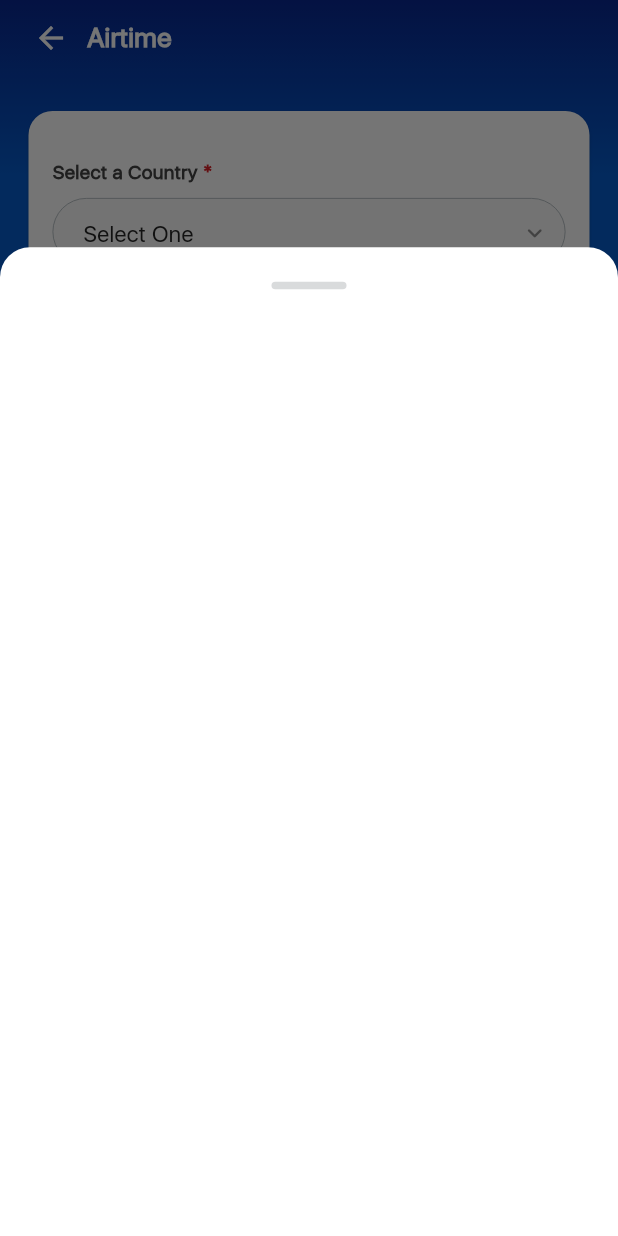
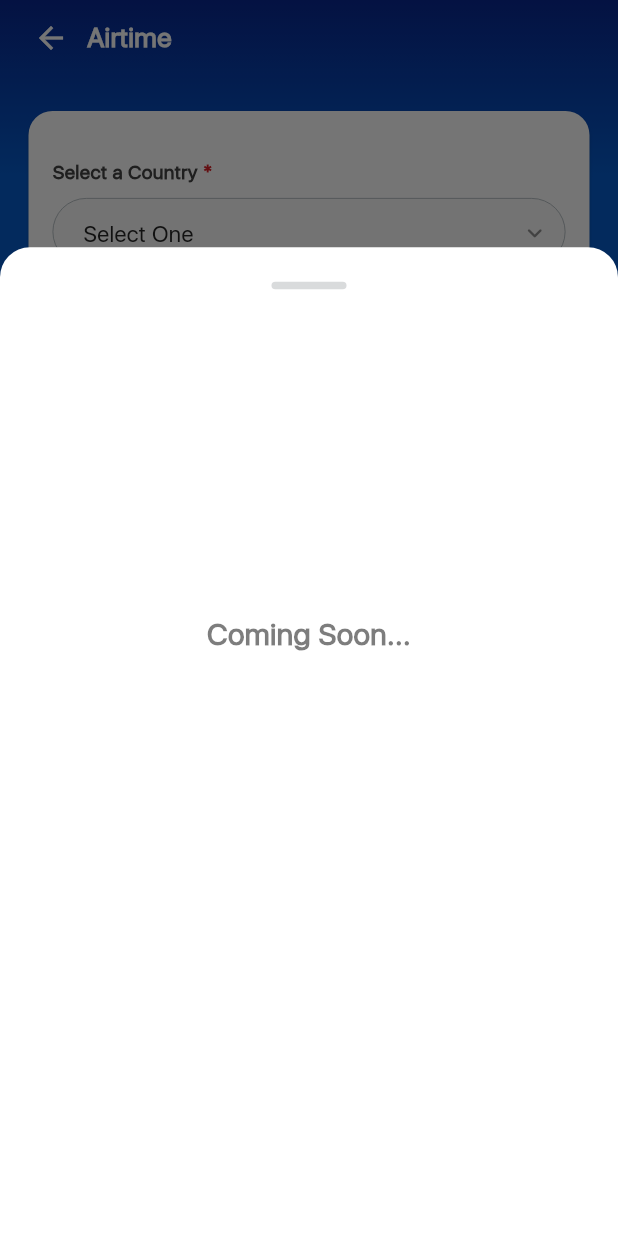
Before and after one commit to vinothkumar0107/Eastern, a Flutter app: the AirtimeScreen screen opened by its route, after a tap on "Select One", on a phone screen of 412 x 824 dp. Run offline on Flutter 3.47's test engine with Material 3 defaults, Android fonts, the light colour scheme and no system bars; drawn by our look-alikes of cached_network_image; our stand-ins replace animated_bottom_navigation_bar, auto_size_text, awesome_dialog, connectivity_plus, dotted_border, file_picker and 14 more; missing offline and left inert: dart:ffi, flutter_inappwebview; accounts and stored records are empty; network calls fail; statements that could not run were skipped.

```diff
--- a/lib/core/utils/my_strings.dart
+++ b/lib/core/utils/my_strings.dart
@@ -127,6 +127,7 @@ class MyStrings{
 
   static const String loanPlan = "Loan Plans";
   static const String applyForLoan = "Apply for Loan";
+  static const String applyLoanFor = "Apply Loan for";
   static const String myLoanList = "My Loan List";
 
   static const String somethingWentWrong = "Something went wrong";
@@ -682,6 +683,7 @@ class MyStrings{
   static const String searchCountry = 'Search Country';
 
   static const String done = 'Done';
+  static const String comingSoon = 'Coming Soon...';
 
 
 
--- a/lib/data/controller/home/home_controller.dart
+++ b/lib/data/controller/home/home_controller.dart
@@ -11,6 +11,8 @@ import 'package:eastern_trust/data/model/global/response_model/response_model.da
 import 'package:eastern_trust/data/repo/home/home_repo.dart';
 import 'package:eastern_trust/views/components/snackbar/show_custom_snackbar.dart';
 import 'package:http/http.dart' as http;
+
+import '../../../core/helper/shared_preference_helper.dart';
 
 class HomeController extends GetxController {
 
@@ -69,6 +71,8 @@ class HomeController extends GetxController {
         if(tempDebitList != null && tempDebitList.isNotEmpty){
           debitsLists.addAll(tempDebitList);
         }
+        await repo.apiClient.sharedPreferences.setBool(SharedPreferenceHelper.rememberMeKey, true);
+        print('=====> home controller loggrd in');
       }
       else{
         CustomSnackBar.error(errorList: model.message?.error ??[ MyStrings.somethingWentWrong],);
--- a/lib/data/controller/splash/splash_controller.dart
+++ b/lib/data/controller/splash/splash_controller.dart
@@ -134,7 +134,7 @@ class SplashController extends GetxController  {
   checkAndRedirect(String remark) async{
     repo.apiClient.sharedPreferences.setBool(SharedPreferenceHelper.hasNewNotificationKey,true);
     bool rememberMe =  repo.apiClient.sharedPreferences.getBool(SharedPreferenceHelper.rememberMeKey)??false;
-
+    print('=====> splash controller remember me ==> $rememberMe');
 
     if(rememberMe){
 
--- a/lib/push_notification_service.dart
+++ b/lib/push_notification_service.dart
@@ -196,3 +196,7 @@ class PushNotificationService {
 
 
 }
+
+extension on AndroidFlutterLocalNotificationsPlugin? {
+  requestPermission() {}
+}
--- a/lib/views/components/no_data/no_data_found.dart
+++ b/lib/views/components/no_data/no_data_found.dart
@@ -13,13 +13,15 @@ class NoDataWidget extends StatelessWidget {
   final String title;
   final double imageHeight;
   final bool isNeedHeight;
+  final double fontSize;
 
   const NoDataWidget({Key? key,
     this.topMargin = 0,
     this.title = MyStrings.noDataFound,
-    this.imageHeight = 150,
+    this.imageHeight = 100,
     this.isNeedHeight = false,
-    this.bottomMargin = 0}) : super(key: key);
+    this.bottomMargin = 0,
+    this.fontSize = Dimensions.fontDefault,}) : super(key: key);
 
   @override
   Widget build(BuildContext context) {
@@ -32,7 +34,7 @@ class NoDataWidget extends StatelessWidget {
             SizedBox(height: topMargin,),
             SvgPicture.asset(
                 MyImages.noDataImage,
-                height: 100,
+                height: imageHeight,
                 width: 100,
                 color: MyColor.getUnselectedIconColor()
             ),
@@ -40,7 +42,7 @@ class NoDataWidget extends StatelessWidget {
             Text(
               title,
               textAlign: TextAlign.center,
-              style: interRegularDefault.copyWith(color: MyColor.getTextColor().withOpacity(.6), fontSize: Dimensions.fontDefault),
+              style: interRegularDefault.copyWith(color: MyColor.getTextColor().withOpacity(.6), fontSize: fontSize),
             )
           ],
         ),
--- a/lib/views/screens/airtime/widget/airtime_country_bottomsheet.dart
+++ b/lib/views/screens/airtime/widget/airtime_country_bottomsheet.dart
@@ -1,3 +1,4 @@
+import 'package:eastern_trust/core/utils/my_strings.dart';
 import 'package:flutter/material.dart';
 import 'package:flutter_svg/flutter_svg.dart';
 import 'package:get/get.dart';
@@ -9,6 +10,7 @@ import 'package:eastern_trust/data/controller/airtime/airtime_controller.dart';
 
 import '../../../components/custom_cash_network_image.dart';
 import '../../../components/image_loader.dart';
+import '../../../components/no_data/no_data_found.dart';
 
 class AirtimeCountryBottomSheet{
 
@@ -42,7 +44,7 @@ class AirtimeCountryBottomSheet{
                 ),
                 const SizedBox(height: 15,),
                 Flexible(
-                  child: ListView.builder(itemCount:controller.countryList.length,
+                  child: controller.countryList.isNotEmpty ? ListView.builder(itemCount:controller.countryList.length,
                       shrinkWrap: true,
                       physics: const BouncingScrollPhysics(),
                       itemBuilder: (context,index){
@@ -80,7 +82,8 @@ class AirtimeCountryBottomSheet{
                             ),
                           ),
                         );
-                      }),
+                      }
+                      ) : const NoDataWidget(title: MyStrings.comingSoon,isNeedHeight: true,imageHeight: 0,fontSize: Dimensions.fontHeader1,),
                 )
               ],
             ),
--- a/lib/views/screens/home/widget/home_screen_top.dart
+++ b/lib/views/screens/home/widget/home_screen_top.dart
@@ -86,7 +86,7 @@ class _HomeScreenTopState extends State<HomeScreenTop> {
             mainAxisAlignment: MainAxisAlignment.spaceBetween,
             children: [
               Expanded(child: controller.moduleList[0]),
-              Expanded(child: controller.moduleList[4]),
+              Expanded(child: controller.moduleList[1]),
             ],
           ),
         ],
--- a/lib/views/screens/loan/loan-plan/widget/apply_loan_bottom_sheet.dart
+++ b/lib/views/screens/loan/loan-plan/widget/apply_loan_bottom_sheet.dart
@@ -24,7 +24,7 @@ class ApplyLoanBottomSheet{
         builder: (controller) => Column(
           crossAxisAlignment: CrossAxisAlignment.start,
           children: [
-            const BottomSheetTopRow(header: MyStrings.applyForLoan),
+            BottomSheetTopRow(header: '${MyStrings.applyLoanFor} ${controller.planList[index].name}'),
             Form(
               child: Column(
                 crossAxisAlignment: CrossAxisAlignment.start,
@@ -42,6 +42,7 @@ class ApplyLoanBottomSheet{
                   controller.submitLoading?const RoundedLoadingBtn():RoundedButton(
                     press: (){
                       String planId = controller.planList[index].id.toString();
+                      controller.index = index;
                       controller.submitLoanPlan(planId);
                     },
                     text: MyStrings.applyNow,
--- a/lib/views/screens/loan/loan_confirm_screen/loan_confirm_screen.dart
+++ b/lib/views/screens/loan/loan_confirm_screen/loan_confirm_screen.dart
@@ -114,7 +114,7 @@ class _LoanConfirmScreenState extends State<LoanConfirmScreen> {
                                   )
                                 ]))),
                     const SizedBox(height: 20,),
-                    Flexible(
+                controller.formList.isNotEmpty ?  Flexible(
                       child:  Container(
                         padding: const EdgeInsets.symmetric(horizontal: 12, vertical: 25),
                         decoration: BoxDecoration(
@@ -256,7 +256,7 @@ class _LoanConfirmScreenState extends State<LoanConfirmScreen> {
                           ],
                         ),
                       ),
-                    ),
+                    ) : const SizedBox.shrink(),
                     const SizedBox(height: Dimensions.space25),
                     controller.submitLoading
                         ? const Center(child: RoundedLoadingBtn())
--- a/lib/views/screens/referral/referral_screen.dart
+++ b/lib/views/screens/referral/referral_screen.dart
@@ -333,8 +333,8 @@ class _ReferralScreenState extends State<ReferralScreen> {
                   top: controller.dataList.isEmpty?360:320, // Adjust the top position based on your layout
                   left: 15,
                   right: 15,
-                  child: controller.isLoading? const Expanded(child:  CustomLoader()):
-                  controller.dataList.isEmpty?const Expanded(child: NoDataWidget()):Expanded(
+                  child: controller.isLoading? const  CustomLoader():
+                  controller.dataList.isEmpty?const NoDataWidget():Expanded(
                       child: SizedBox(
                         height: MediaQuery.of(context).size.height,
                         child: ListView.separated(
--- a/pubspec.yaml
+++ b/pubspec.yaml
@@ -11,6 +11,8 @@ dependencies:
   flutter:
     sdk: flutter
 
+  typed_data: ^1.3.0
+#  win32: ^5.9.0
   dotted_line: ^3.1.0
   cupertino_icons: ^1.0.2
   get: ^4.6.5
@@ -45,7 +47,7 @@ dependencies:
   cached_network_image: ^3.3.1
   smooth_page_indicator: ^1.0.0+2
   firebase_messaging: ^14.2.0
-  flutter_local_notifications: ^13.0.0
+  flutter_local_notifications: ^17.0.0
   firebase_analytics: ^10.0.8
   firebase_core: ^2.4.0
   awesome_dialog: ^3.0.2
```
Also changed, not shown: lib/data/services/api_service.dart (+25 -22 lines), lib/views/screens/home/widget/top_buttons.dart (+28 -1 lines), pubspec.lock, 9 other files.
